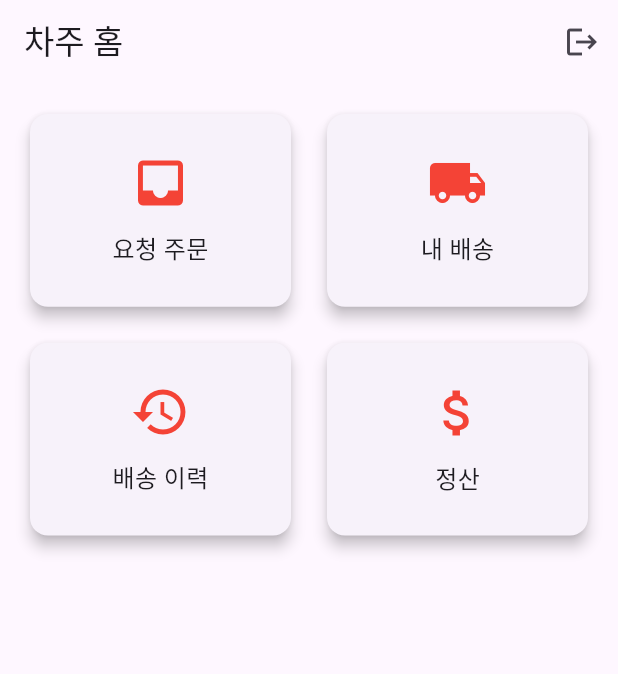
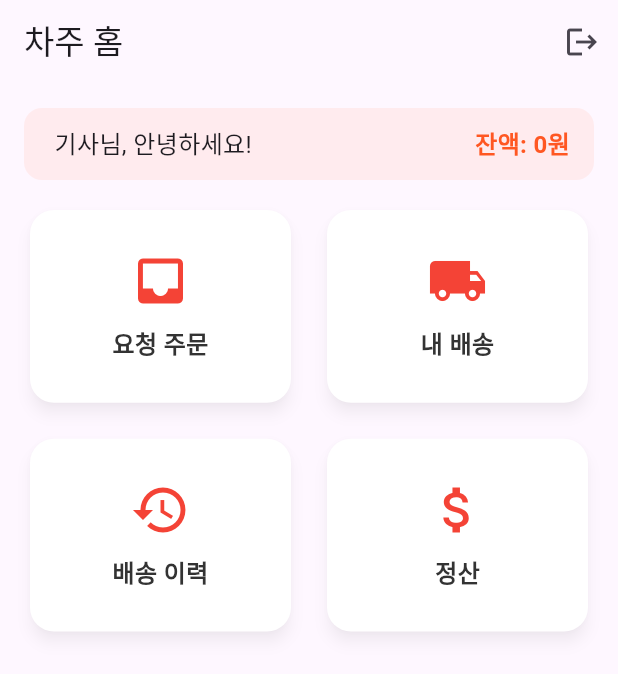
Before and after one commit to KimJeHyun91/Project3, a Flutter app: the DriverHomeScreen screen opened directly with empty values, on a phone screen of 412 x 824 dp. Shown: the top 674 px of the screen. Run offline on Flutter 3.47's test engine with Material 3 defaults, Android fonts, the phone set to English and light mode, and no system bars; our stand-ins replace cloud_firestore, firebase_auth, firebase_core, google_sign_in; missing offline and left inert: portone_flutter; accounts and stored records are empty.

Commit message:
차주쪽 완성

```diff
--- a/lib/screens/home/driver_home.dart
+++ b/lib/screens/home/driver_home.dart
@@ -1,3 +1,4 @@
+import 'package:cloud_firestore/cloud_firestore.dart';
 import 'package:flutter/material.dart';
 import 'package:flutter/services.dart';
 import 'package:project3/models/user_model.dart';
@@ -7,18 +8,22 @@ class DriverHomeScreen extends StatelessWidget {
   final AppUser user;
   const DriverHomeScreen({super.key, required this.user});
 
+  Future<int> fetchUserBalance(String uid) async {
+    final doc = await FirebaseFirestore.instance.collection('users').doc(uid).get();
+    return (doc.data()?['balance'] ?? 0) as int;
+  }
+
   @override
   Widget build(BuildContext context) {
     return WillPopScope(
       onWillPop: () async {
-        // 뒤로가기 시 앱 종료
-        SystemNavigator.pop();
+        SystemNavigator.pop(); // 뒤로가기 시 앱 종료
         return false;
       },
       child: Scaffold(
         appBar: AppBar(
           title: const Text('차주 홈'),
-          automaticallyImplyLeading: false, // 뒤로가기 버튼 제거
+          automaticallyImplyLeading: false,
           actions: [
             IconButton(
               icon: const Icon(Icons.logout),
@@ -28,7 +33,7 @@ class DriverHomeScreen extends StatelessWidget {
                   Navigator.pushNamedAndRemoveUntil(
                     context,
                     '/login',
-                        (route) => false, // 모든 이전 라우트 제거
+                        (route) => false,
                   );
                 }
               },
@@ -37,6 +42,53 @@ class DriverHomeScreen extends StatelessWidget {
         ),
         body: Padding(
           padding: const EdgeInsets.all(16.0),
+          child: Column(
+            crossAxisAlignment: CrossAxisAlignment.start,
+            children: [
+              /// 💰 사용자 인삿말 + 잔액 박스
+              StreamBuilder<DocumentSnapshot>(
+                stream: FirebaseFirestore.instance
+                    .collection('users')
+                    .doc(user.uid)
+                    .snapshots(), // 실시간 구독
+                builder: (context, snapshot) {
+                  if (!snapshot.hasData) {
+                    return const Center(child: CircularProgressIndicator());
+                  }
+
+                  final data = snapshot.data!.data() as Map<String, dynamic>? ?? {};
+                  final balance = data['balance'] ?? 0;
+
+                  return Container(
+                    padding: const EdgeInsets.symmetric(vertical: 12, horizontal: 16),
+                    margin: const EdgeInsets.only(bottom: 16),
+                    decoration: BoxDecoration(
+                      color: Colors.red[50],
+                      borderRadius: BorderRadius.circular(12),
+                    ),
+                    child: Row(
+                      mainAxisAlignment: MainAxisAlignment.spaceBetween,
+                      children: [
+                        Text(
+                          '${user.displayName ?? "사용자"} 기사님, 안녕하세요!',
+                          style: const TextStyle(fontSize: 16),
+                        ),
+                        Text(
+                          '잔액: ${balance.toString()}원',
+                          style: const TextStyle(
+                            fontSize: 16,
+                            fontWeight: FontWeight.bold,
+                            color: Colors.deepOrange,
+                          ),
+                        ),
+                      ],
+                    ),
+                  );
+                },
+              ),
+
+              /// 📦 기능 버튼 그리드
+              Expanded(
                 child: GridView.count(
                   crossAxisCount: 2,
                   childAspectRatio: 4 / 3,
@@ -74,6 +126,9 @@ class DriverHomeScreen extends StatelessWidget {
                   ],
                 ),
               ),
+            ],
+          ),
+        ),
       ),
     );
   }
@@ -95,16 +150,30 @@ class _HomeButton extends StatelessWidget {
   Widget build(BuildContext context) {
     return InkWell(
       onTap: onTap,
+      borderRadius: BorderRadius.circular(16),
+      splashColor: Colors.red.withOpacity(0.2),
       child: Card(
         elevation: 4,
-        shape: RoundedRectangleBorder(borderRadius: BorderRadius.circular(12)),
-        child: Center(
+        shadowColor: Colors.black26,
+        shape: RoundedRectangleBorder(
+          borderRadius: BorderRadius.circular(16),
+        ),
+        color: Colors.white,
+        child: Padding(
+          padding: const EdgeInsets.all(12),
           child: Column(
-            mainAxisSize: MainAxisSize.min,
+            mainAxisAlignment: MainAxisAlignment.center,
             children: [
               Icon(icon, size: 40, color: Colors.red),
-              const SizedBox(height: 12),
-              Text(label, style: const TextStyle(fontSize: 16)),
+              const SizedBox(height: 10),
+              Text(
+                label,
+                style: const TextStyle(
+                  fontSize: 16,
+                  fontWeight: FontWeight.bold,
+                  color: Color(0xFF333333),
+                ),
+              ),
             ],
           ),
         ),
--- a/lib/screens/tracking/tracking_list_screen.dart
+++ b/lib/screens/tracking/tracking_list_screen.dart
@@ -22,7 +22,7 @@ class TrackingListScreen extends StatelessWidget {
         stream: FirebaseFirestore.instance
             .collection('delivery_requests')
             .where('uid', isEqualTo: user.uid)
-            .where('status', whereIn: ['배송중', '배송 완료', '대금 지불 완료']) // 추적 대상 상태
+            .where('status', whereIn: ['배송중', '배송 완료', '대금 지불 완료', '대금 지불 대기']) // 추적 대상 상태
             .snapshots(),
         builder: (context, snapshot) {
           if (snapshot.connectionState == ConnectionState.waiting) {
@@ -81,7 +81,7 @@ class TrackingListScreen extends StatelessWidget {
                                     .collection('delivery_requests')
                                     .doc(doc.id)
                                     .update({
-                                  'status': '대금 지불 완료',
+                                  'status': '대금 지불 대기',
                                   'updatedAt': FieldValue.serverTimestamp(),
                                 });
 
```
Also changed, not shown: lib/routes.dart (+7 -7 lines), lib/screens/driver/driver_payment_page.dart (+20 -6 lines), lib/screens/tracking/tracking_screen.dart (+65 -65 lines), 2 other files. Lines whose indentation alone changed are shown as unchanged.
